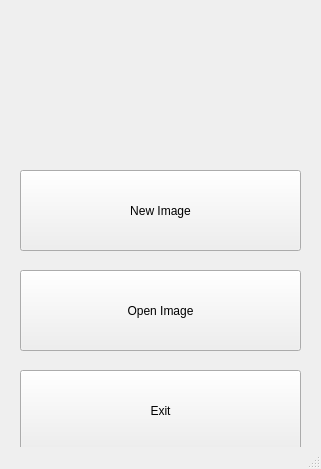
Above: Fotoshop/mainwindow.ui from Hardikp16/CS340 before the change. Below: the same form after it.
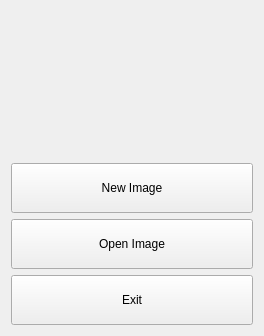
That is the form after the change. Icons and pictures are not drawn.

The edit to the form file:
```diff
--- a/Fotoshop/mainwindow.ui
+++ b/Fotoshop/mainwindow.ui
@@ -6,8 +6,8 @@
    <rect>
     <x>0</x>
     <y>0</y>
-    <width>321</width>
-    <height>469</height>
+    <width>264</width>
+    <height>336</height>
    </rect>
   </property>
   <property name="windowTitle">
@@ -26,40 +26,14 @@
 }</string>
   </property>
   <widget class="QWidget" name="centralWidget">
-   <widget class="QPushButton" name="pushButton">
-    <property name="geometry">
-     <rect>
-      <x>20</x>
-      <y>270</y>
-      <width>281</width>
-      <height>81</height>
-     </rect>
-    </property>
-    <property name="text">
-     <string>Open Image</string>
-    </property>
-   </widget>
-   <widget class="QPushButton" name="pushButton_2">
-    <property name="geometry">
-     <rect>
-      <x>20</x>
-      <y>370</y>
-      <width>281</width>
-      <height>81</height>
-     </rect>
-    </property>
-    <property name="text">
-     <string>Exit</string>
-    </property>
-   </widget>
+   <layout class="QGridLayout" name="gridLayout">
+    <item row="0" column="0">
    <widget class="QLabel" name="label">
-    <property name="geometry">
-     <rect>
-      <x>50</x>
-      <y>20</y>
-      <width>281</width>
-      <height>141</height>
-     </rect>
+      <property name="minimumSize">
+       <size>
+        <width>200</width>
+        <height>0</height>
+       </size>
     </property>
     <property name="styleSheet">
      <string notr="true">QMainWindow 
@@ -77,21 +51,48 @@
      <bool>false</bool>
     </property>
    </widget>
+    </item>
+    <item row="1" column="0">
    <widget class="QPushButton" name="pushButton_3">
-    <property name="geometry">
-     <rect>
-      <x>20</x>
-      <y>170</y>
-      <width>281</width>
-      <height>81</height>
-     </rect>
+      <property name="minimumSize">
+       <size>
+        <width>200</width>
+        <height>50</height>
+       </size>
     </property>
     <property name="text">
      <string>New Image</string>
     </property>
    </widget>
-  </widget>
-  <widget class="QStatusBar" name="statusBar"/>
+    </item>
+    <item row="2" column="0">
+     <widget class="QPushButton" name="pushButton">
+      <property name="minimumSize">
+       <size>
+        <width>200</width>
+        <height>50</height>
+       </size>
+      </property>
+      <property name="text">
+       <string>Open Image</string>
+      </property>
+     </widget>
+    </item>
+    <item row="3" column="0">
+     <widget class="QPushButton" name="pushButton_2">
+      <property name="minimumSize">
+       <size>
+        <width>200</width>
+        <height>50</height>
+       </size>
+      </property>
+      <property name="text">
+       <string>Exit</string>
+      </property>
+     </widget>
+    </item>
+   </layout>
+  </widget>
  </widget>
  <layoutdefault spacing="6" margin="11"/>
  <resources>
```
Lines whose indentation alone changed are shown as unchanged.
